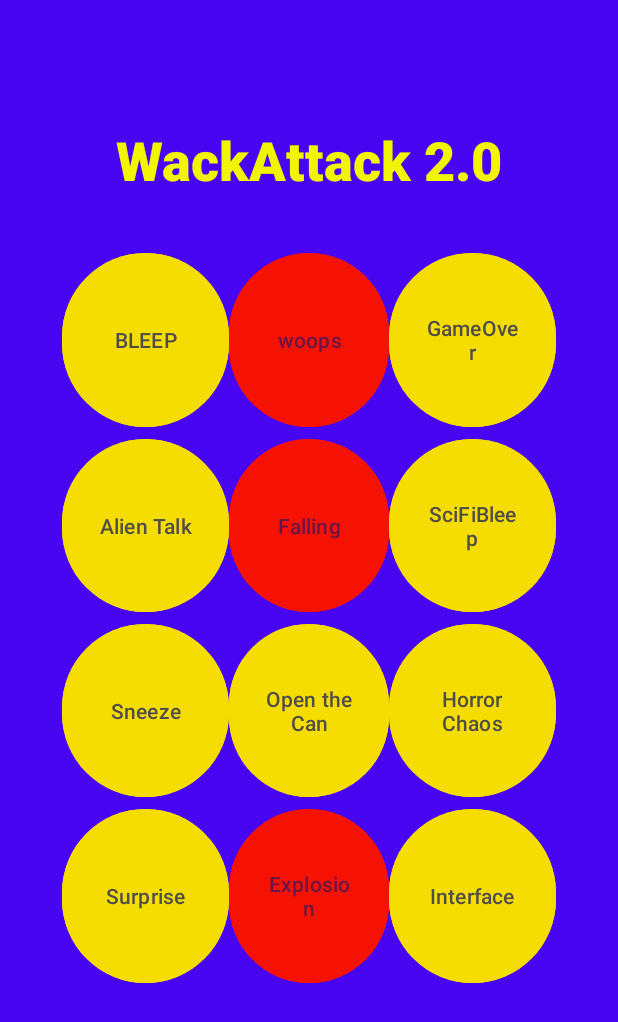
After one commit to ryantburke/PolytechnicSoundboard, an Android app: the SoundBoardNaithan screen opened directly, with no data from a screen before it, on a phone screen of 412 x 824 dp. The commit adds this screen. Shown: the top 1022 px of the screen. Run offline under Robolectric (Android 15) with nearby library versions, the phone set to English and light mode, and no system bars.

Commit message:
copied files over

```diff
--- a/app/src/main/AndroidManifest.xml
+++ b/app/src/main/AndroidManifest.xml
@@ -24,6 +24,7 @@
         <activity android:name="com.poly.soundboard.SoundBoardCries" />
         <activity android:name="com.poly.soundboard.SoundBoardLaughs" />
         <activity android:name="com.poly.soundboard.SoundBoardFunnySounds" />
+        <activity android:name="com.poly.soundboard.SoundBoardNaithan" />
     </application>
 
 </manifest>
--- a/app/src/main/java/com/poly/soundboard/SoundBoardActivity.java
+++ b/app/src/main/java/com/poly/soundboard/SoundBoardActivity.java
@@ -32,6 +32,7 @@
         initialize();
 
         //add soundboards
+        soundBoards.add(new SoundBoardNaithan());
         soundBoards.add(new SoundBoardFunnySounds());
         soundBoards.add(new SoundBoardCries());
         soundBoards.add(new SoundBoardLaughs());
--- /dev/null
+++ b/app/src/main/res/layout/soundboard_naithan.xml
@@ -0,0 +1,260 @@
+<?xml version="1.0" encoding="utf-8"?>
+<androidx.constraintlayout.widget.ConstraintLayout xmlns:android="http://schemas.android.com/apk/res/android"
+    xmlns:app="http://schemas.android.com/apk/res-auto"
+    xmlns:tools="http://schemas.android.com/tools"
+    android:layout_width="match_parent"
+    android:layout_height="match_parent"
+    android:background="@color/naithan_bg"
+    tools:context=".SoundBoardNaithan">
+
+    <ImageView
+        android:id="@+id/iv_swiper"
+        android:layout_width="0dp"
+        android:layout_height="0dp"
+        app:layout_constraintTop_toTopOf="parent"
+        app:layout_constraintBottom_toBottomOf="parent"
+        app:layout_constraintLeft_toLeftOf="parent"
+        app:layout_constraintRight_toRightOf="parent"
+        tools:src="@tools:sample/backgrounds/scenic" />
+
+    <TextView
+        android:layout_width="wrap_content"
+        android:layout_height="wrap_content"
+        android:fontFamily="sans-serif-black"
+        android:text="WackAttack 2.0"
+        android:textAlignment="textStart"
+        android:textAllCaps="false"
+        android:textColor="@color/naithan_title_text"
+        android:textSize="36sp"
+        app:layout_constraintBottom_toTopOf="@+id/guideline6"
+        app:layout_constraintEnd_toStartOf="@+id/guideline3"
+        app:layout_constraintStart_toStartOf="@+id/guideline2"
+        app:layout_constraintTop_toTopOf="@+id/guideline4" />
+
+    <androidx.constraintlayout.widget.Guideline
+        android:id="@+id/guideline2"
+        android:layout_width="wrap_content"
+        android:layout_height="wrap_content"
+        android:orientation="vertical"
+        app:layout_constraintGuide_percent="0.1" />
+
+    <androidx.constraintlayout.widget.Guideline
+        android:id="@+id/guideline3"
+        android:layout_width="wrap_content"
+        android:layout_height="wrap_content"
+        android:orientation="vertical"
+        app:layout_constraintGuide_percent="0.9" />
+
+    <androidx.constraintlayout.widget.Guideline
+        android:id="@+id/guideline4"
+        android:layout_width="wrap_content"
+        android:layout_height="wrap_content"
+        android:orientation="horizontal"
+        app:layout_constraintGuide_percent="0.05745554" />
+
+    <androidx.constraintlayout.widget.Guideline
+        android:id="@+id/guideline5"
+        android:layout_width="wrap_content"
+        android:layout_height="wrap_content"
+        android:orientation="horizontal"
+        app:layout_constraintGuide_percent="0.9233926" />
+
+    <androidx.constraintlayout.widget.Guideline
+        android:id="@+id/guideline6"
+        android:layout_width="wrap_content"
+        android:layout_height="wrap_content"
+        android:orientation="horizontal"
+        app:layout_constraintGuide_percent="0.2" />
+
+    <androidx.constraintlayout.widget.Guideline
+        android:id="@+id/guideline7"
+        android:layout_width="wrap_content"
+        android:layout_height="wrap_content"
+        android:orientation="horizontal"
+        app:layout_constraintGuide_percent="0.35" />
+
+    <androidx.constraintlayout.widget.Guideline
+        android:id="@+id/guideline8"
+        android:layout_width="wrap_content"
+        android:layout_height="wrap_content"
+        android:orientation="horizontal"
+        app:layout_constraintGuide_percent="0.5" />
+
+    <androidx.constraintlayout.widget.Guideline
+        android:id="@+id/guideline9"
+        android:layout_width="wrap_content"
+        android:layout_height="wrap_content"
+        android:orientation="horizontal"
+        app:layout_constraintGuide_percent="0.65" />
+
+    <Button
+        android:id="@+id/btn_bleep"
+        android:layout_width="0dp"
+        android:layout_height="0dp"
+        android:accessibilityLiveRegion="none"
+        android:backgroundTint="@color/naithan_btn_bg1"
+        android:text="Bleep"
+        android:textAllCaps="true"
+        android:textColor="@color/naithan_btn_txt1"
+        app:layout_constraintBottom_toTopOf="@+id/guideline7"
+        app:layout_constraintEnd_toStartOf="@+id/guideline11"
+        app:layout_constraintStart_toStartOf="@+id/guideline2"
+        app:layout_constraintTop_toTopOf="@+id/guideline6" />
+
+    <Button
+        android:id="@+id/btn_woops"
+        android:layout_width="0dp"
+        android:layout_height="0dp"
+        android:text="woops"
+        android:textColor="@color/naithan_btn_txt2"
+        android:backgroundTint="@color/naithan_btn_bg2"
+        app:layout_constraintBottom_toTopOf="@+id/guideline7"
+        app:layout_constraintEnd_toStartOf="@+id/guideline12"
+        app:layout_constraintStart_toStartOf="@+id/guideline11"
+        app:layout_constraintTop_toTopOf="@+id/guideline6" />
+
+    <Button
+        android:id="@+id/btn_gameover"
+        android:layout_width="0dp"
+        android:layout_height="0dp"
+        android:text="GameOver"
+        android:textColor="@color/naithan_btn_txt1"
+        android:backgroundTint="@color/naithan_btn_bg1"
+        app:layout_constraintBottom_toTopOf="@+id/guideline7"
+        app:layout_constraintEnd_toStartOf="@+id/guideline3"
+        app:layout_constraintHorizontal_bias="0.395"
+        app:layout_constraintStart_toStartOf="@+id/guideline12"
+        app:layout_constraintTop_toTopOf="@+id/guideline6"
+        app:layout_constraintVertical_bias="0.1" />
+
+    <Button
+        android:id="@+id/btn_alientalk"
+        android:layout_width="0dp"
+        android:layout_height="0dp"
+        android:text="Alien Talk"
+        android:textColor="@color/naithan_btn_txt1"
+        android:backgroundTint="@color/naithan_btn_bg1"
+        app:layout_constraintBottom_toTopOf="@+id/guideline8"
+        app:layout_constraintEnd_toStartOf="@+id/guideline11"
+        app:layout_constraintStart_toStartOf="@+id/guideline2"
+        app:layout_constraintTop_toTopOf="@+id/guideline7" />
+
+    <Button
+        android:id="@+id/btn_falling"
+        android:layout_width="0dp"
+        android:layout_height="0dp"
+        android:text="Falling"
+        android:textColor="@color/naithan_btn_txt2"
+        android:backgroundTint="@color/naithan_btn_bg2"
+        app:layout_constraintBottom_toTopOf="@+id/guideline8"
+        app:layout_constraintEnd_toStartOf="@+id/guideline12"
+        app:layout_constraintStart_toStartOf="@+id/guideline11"
+        app:layout_constraintTop_toTopOf="@+id/guideline7" />
+
+    <Button
+        android:id="@+id/btn_scifibleep"
+        android:layout_width="0dp"
+        android:layout_height="0dp"
+        android:text="SciFiBleep"
+        android:textColor="@color/naithan_btn_txt1"
+        android:backgroundTint="@color/naithan_btn_bg1"
+        app:layout_constraintBottom_toTopOf="@+id/guideline8"
+        app:layout_constraintEnd_toStartOf="@+id/guideline3"
+        app:layout_constraintStart_toStartOf="@+id/guideline12"
+        app:layout_constraintTop_toTopOf="@+id/guideline7" />
+
+    <Button
+        android:id="@+id/btn_sneeze"
+        android:layout_width="0dp"
+        android:layout_height="0dp"
+        android:text="Sneeze"
+        android:textColor="@color/naithan_btn_txt1"
+        android:backgroundTint="@color/naithan_btn_bg1"
+        app:layout_constraintBottom_toTopOf="@+id/guideline9"
+        app:layout_constraintEnd_toStartOf="@+id/guideline11"
+        app:layout_constraintStart_toStartOf="@+id/guideline2"
+        app:layout_constraintTop_toTopOf="@+id/guideline8" />
+
+
+    <Button
+        android:id="@+id/btn_horrorchaos"
+        android:layout_width="0dp"
+        android:layout_height="0dp"
+        android:text="Horror Chaos"
+        android:textColor="@color/naithan_btn_txt1"
+        android:backgroundTint="@color/naithan_btn_bg1"
+        app:layout_constraintBottom_toTopOf="@+id/guideline9"
+        app:layout_constraintEnd_toStartOf="@+id/guideline3"
+        app:layout_constraintStart_toStartOf="@+id/guideline12"
+        app:layout_constraintTop_toTopOf="@+id/guideline8" />
+
+    <androidx.constraintlayout.widget.Guideline
+        android:id="@+id/guideline10"
+        android:layout_width="wrap_content"
+        android:layout_height="wrap_content"
+        android:orientation="horizontal"
+        app:layout_constraintGuide_percent="0.8" />
+
+    <Button
+        android:id="@+id/btn_surprise"
+        android:layout_width="0dp"
+        android:layout_height="0dp"
+        android:text="Surprise"
+        android:textColor="@color/naithan_btn_txt1"
+        android:backgroundTint="@color/naithan_btn_bg1"
+        app:layout_constraintBottom_toTopOf="@+id/guideline10"
+        app:layout_constraintEnd_toStartOf="@+id/guideline11"
+        app:layout_constraintStart_toStartOf="@+id/guideline2"
+        app:layout_constraintTop_toTopOf="@+id/guideline9" />
+
+    <Button
+        android:id="@+id/btn_explosion"
+        android:layout_width="0dp"
+        android:layout_height="0dp"
+        android:text="Explosion"
+        android:textColor="@color/naithan_btn_txt2"
+        android:backgroundTint="@color/naithan_btn_bg2"
+        app:layout_constraintBottom_toTopOf="@+id/guideline10"
+        app:layout_constraintEnd_toStartOf="@+id/guideline12"
+        app:layout_constraintStart_toStartOf="@+id/guideline11"
+        app:layout_constraintTop_toTopOf="@+id/guideline9" />
+
+    <Button
+        android:id="@+id/btn_interface"
+        android:layout_width="0dp"
+        android:layout_height="0dp"
+        android:text="Interface"
+        android:textColor="@color/naithan_btn_txt1"
+        android:backgroundTint="@color/naithan_btn_bg1"
+        app:layout_constraintBottom_toTopOf="@+id/guideline10"
+        app:layout_constraintEnd_toStartOf="@+id/guideline3"
+        app:layout_constraintStart_toStartOf="@+id/guideline12"
+        app:layout_constraintTop_toTopOf="@+id/guideline9" />
+
+    <androidx.constraintlayout.widget.Guideline
+        android:id="@+id/guideline11"
+        android:layout_width="wrap_content"
+        android:layout_height="wrap_content"
+        android:orientation="vertical"
+        app:layout_constraintGuide_percent="0.37" />
+
+    <androidx.constraintlayout.widget.Guideline
+        android:id="@+id/guideline12"
+        android:layout_width="wrap_content"
+        android:layout_height="wrap_content"
+        android:orientation="vertical"
+        app:layout_constraintGuide_percent="0.63" />
+
+    <Button
+        android:id="@+id/btn_opencan"
+        android:layout_width="0dp"
+        android:layout_height="0dp"
+        android:text="Open the Can"
+        android:textColor="@color/naithan_btn_txt1"
+        android:backgroundTint="@color/naithan_btn_bg1"
+        app:layout_constraintBottom_toTopOf="@+id/guideline9"
+        app:layout_constraintEnd_toStartOf="@+id/guideline12"
+        app:layout_constraintStart_toStartOf="@+id/guideline11"
+        app:layout_constraintTop_toTopOf="@+id/guideline8" />
+
+</androidx.constraintlayout.widget.ConstraintLayout>
--- a/app/src/main/res/values/colors.xml
+++ b/app/src/main/res/values/colors.xml
@@ -2,4 +2,10 @@
 <resources>
     <color name="black">#FF000000</color>
     <color name="white">#FFFFFFFF</color>
+    <color name="naithan_title_text">#f1f500</color>
+    <color name="naithan_bg">#4805f2</color>
+    <color name="naithan_btn_bg1">#f5dd02</color>
+    <color name="naithan_btn_bg2">#f51202</color>
+    <color name="naithan_btn_txt1">#4f4d47</color>
+    <color name="naithan_btn_txt2">#661649</color>
 </resources>
```
Also changed, not shown: app/src/main/java/com/poly/soundboard/SoundBoardNaithan.java (added, +252 -0 lines), 12 other files.
